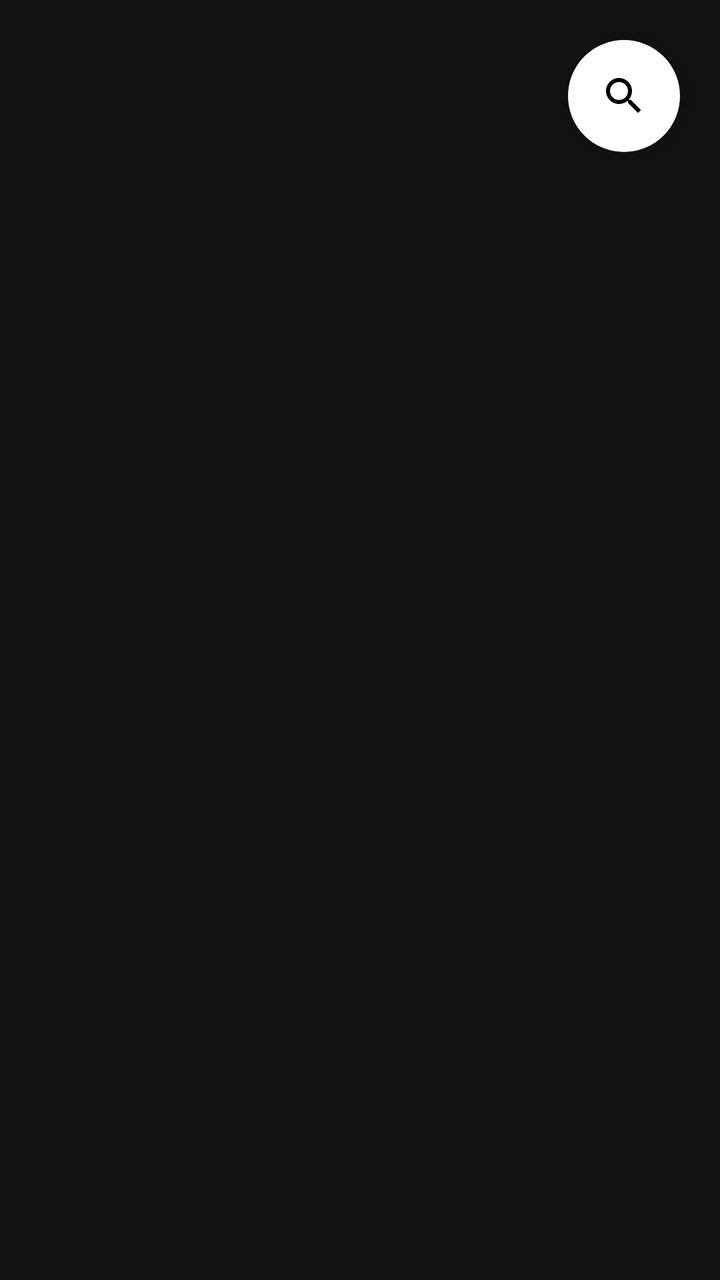
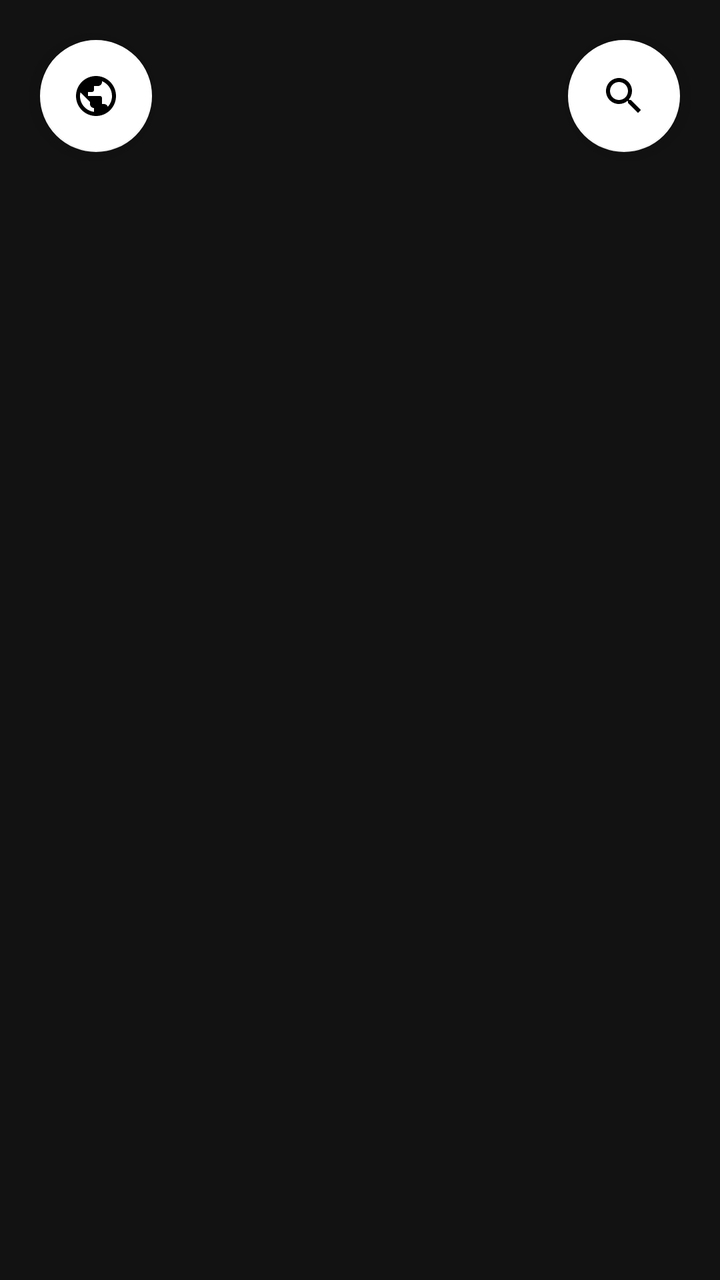

Compare the two renders of this Android layout. The source of the first and the diff that turns it into the second are given below.
<!-- AndroidManifest.xml: application theme AppTheme -->
<!-- res/layout/frag_globe.xml -->
<?xml version="1.0" encoding="utf-8"?>
<RelativeLayout
    xmlns:android="http://schemas.android.com/apk/res/android"
    xmlns:app="http://schemas.android.com/apk/res-auto"
    android:layout_width="match_parent"
    android:layout_height="match_parent">


    <FrameLayout
        android:id="@+id/globe"
        android:layout_width="match_parent"
        android:layout_height="match_parent"
        android:layout_alignParentStart="true"
        android:layout_alignParentEnd="true"
        android:layout_alignParentTop="true"/>

    <com.google.android.material.floatingactionbutton.FloatingActionButton
        android:id="@+id/SearchBtn"
        android:layout_width="wrap_content"
        android:layout_height="wrap_content"
        android:layout_alignParentTop="true"
        android:layout_alignParentEnd="true"
        android:layout_marginStart="20dp"
        android:layout_marginTop="20dp"
        android:layout_marginEnd="20dp"

        android:layout_marginBottom="20dp"
        android:src="@drawable/ic_baseline_search_24"
        app:backgroundTint="@color/white" />

</RelativeLayout>
<!-- resources referenced by this layout -->
<resources>
  <color name="white">#FFFFFF</color>
  <!-- drawable ic_baseline_search_24 (drawable) -->
  <vector android:height="24dp" android:tint="#FFFFFF"
      android:viewportHeight="24" android:viewportWidth="24"
      android:width="24dp" xmlns:android="http://schemas.android.com/apk/res/android">
      <path android:fillColor="@android:color/white" android:pathData="M15.5,14h-0.79l-0.28,-0.27C15.41,12.59 16,11.11 16,9.5 16,5.91 13.09,3 9.5,3S3,5.91 3,9.5 5.91,16 9.5,16c1.61,0 3.09,-0.59 4.23,-1.57l0.27,0.28v0.79l5,4.99L20.49,19l-4.99,-5zM9.5,14C7.01,14 5,11.99 5,9.5S7.01,5 9.5,5 14,7.01 14,9.5 11.99,14 9.5,14z"/>
  </vector>
  <style name="AppTheme" parent="Theme.MaterialComponents">
          
          <item name="windowActionBar">true</item>
          <item name="colorPrimary">#212121</item>
          <item name="colorPrimaryDark">@color/colorPrimaryDark</item>
          <item name="colorAccent">#42A5F5</item>
      </style>
  <color name="colorPrimaryDark">#000000</color>
</resources>

<!-- the commit's change to res/layout/frag_globe.xml (unified diff, before → after) -->
@@ -27,5 +27,17 @@
         android:layout_marginBottom="20dp"
         android:src="@drawable/ic_baseline_search_24"
         app:backgroundTint="@color/white" />
+    <com.google.android.material.floatingactionbutton.FloatingActionButton
+        android:id="@+id/exploreBtn"
+        android:layout_width="wrap_content"
+        android:layout_height="wrap_content"
+        android:layout_alignParentTop="true"
+        android:layout_marginStart="20dp"
+        android:layout_marginTop="20dp"
+        android:layout_marginEnd="20dp"
+
+        android:layout_marginBottom="20dp"
+        android:src="@drawable/satglobe"
+        app:backgroundTint="@color/white" />
 
 </RelativeLayout>
<!-- resource entries referenced after the edit -->
@@ -6,6 +6,17 @@
       android:viewportHeight="24" android:viewportWidth="24"
       android:width="24dp" xmlns:android="http://schemas.android.com/apk/res/android">
       <path android:fillColor="@android:color/white" android:pathData="M15.5,14h-0.79l-0.28,-0.27C15.41,12.59 16,11.11 16,9.5 16,5.91 13.09,3 9.5,3S3,5.91 3,9.5 5.91,16 9.5,16c1.61,0 3.09,-0.59 4.23,-1.57l0.27,0.28v0.79l5,4.99L20.49,19l-4.99,-5zM9.5,14C7.01,14 5,11.99 5,9.5S7.01,5 9.5,5 14,7.01 14,9.5 11.99,14 9.5,14z"/>
+  </vector>
+  <!-- drawable satglobe (drawable) -->
+  <vector xmlns:android="http://schemas.android.com/apk/res/android"
+      android:width="24dp"
+      android:height="24dp"
+      android:viewportWidth="24"
+      android:viewportHeight="24"
+      android:tint="?attr/colorControlNormal">
+    <path
+        android:fillColor="@android:color/white"
+        android:pathData="M12,2C6.48,2 2,6.48 2,12s4.48,10 10,10 10,-4.48 10,-10S17.52,2 12,2zM11,19.93c-3.95,-0.49 -7,-3.85 -7,-7.93 0,-0.62 0.08,-1.21 0.21,-1.79L9,15v1c0,1.1 0.9,2 2,2v1.93zM17.9,17.39c-0.26,-0.81 -1,-1.39 -1.9,-1.39h-1v-3c0,-0.55 -0.45,-1 -1,-1L8,12v-2h2c0.55,0 1,-0.45 1,-1L11,7h2c1.1,0 2,-0.9 2,-2v-0.41c2.93,1.19 5,4.06 5,7.41 0,2.08 -0.8,3.97 -2.1,5.39z"/>
   </vector>
   <style name="AppTheme" parent="Theme.MaterialComponents">
           
